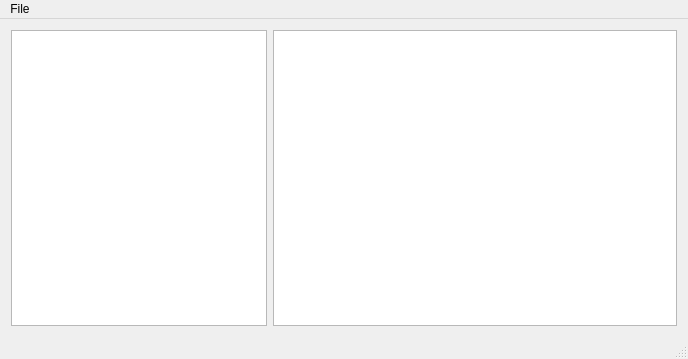
Above: MainWindow.ui from SocratesDz/xmp before the change. Below: the same form after it.
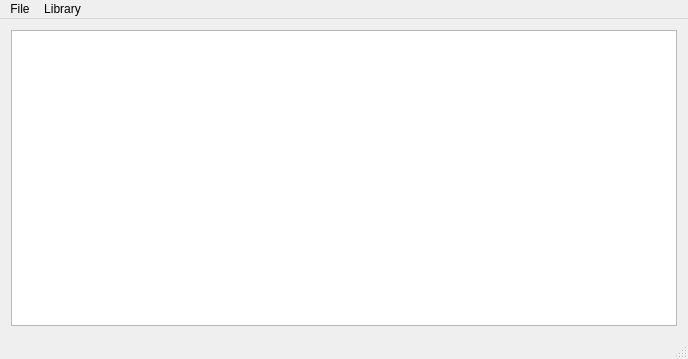
That is the form after the change.

What changed in the file:
```diff
--- a/MainWindow.ui
+++ b/MainWindow.ui
@@ -22,14 +22,7 @@
   <widget class="QWidget" name="centralWidget">
    <layout class="QHBoxLayout" name="horizontalLayout_3">
     <item>
-     <widget class="QTreeView" name="treeView">
-      <property name="sizePolicy">
-       <sizepolicy hsizetype="Preferred" vsizetype="Expanding">
-        <horstretch>0</horstretch>
-        <verstretch>0</verstretch>
-       </sizepolicy>
-      </property>
-     </widget>
+     <layout class="QHBoxLayout" name="libraryLayout"/>
     </item>
     <item>
      <layout class="QVBoxLayout" name="listAndPlayerLayout">
@@ -65,7 +58,14 @@
     <addaction name="actionOpen"/>
     <addaction name="actionExit"/>
    </widget>
+   <widget class="QMenu" name="menuLibrary">
+    <property name="title">
+     <string>Library</string>
+    </property>
+    <addaction name="actionSelect_music_folder"/>
+   </widget>
    <addaction name="menuXPM"/>
+   <addaction name="menuLibrary"/>
   </widget>
   <widget class="QStatusBar" name="statusBar"/>
   <action name="actionExit">
```
Left out of the diff: 5 changed lines with no effect on the pictures.
